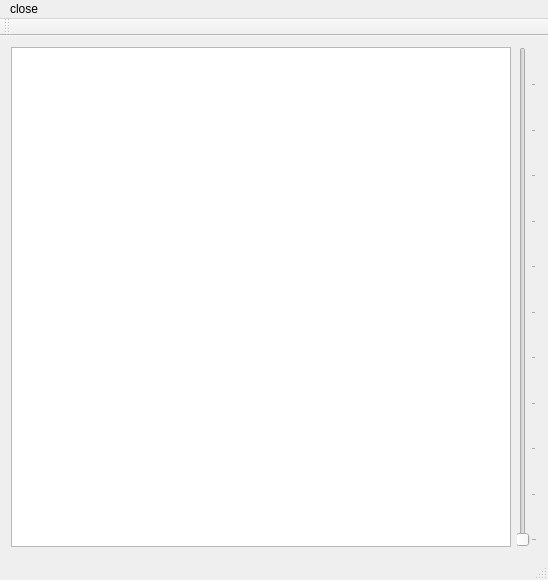
innalobanova/checkboard, file mainwindow.ui: the form before one commit.
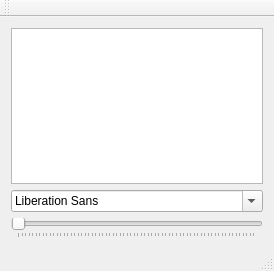
The form after the commit.

What changed in the file:
```diff
--- a/mainwindow.ui
+++ b/mainwindow.ui
@@ -6,50 +6,40 @@
    <rect>
     <x>0</x>
     <y>0</y>
-    <width>544</width>
-    <height>579</height>
+    <width>274</width>
+    <height>271</height>
    </rect>
   </property>
   <property name="windowTitle">
    <string>MainWindow</string>
   </property>
   <widget class="QWidget" name="centralWidget">
-   <layout class="QHBoxLayout" name="horizontalLayout">
+   <layout class="QVBoxLayout" name="verticalLayout">
     <item>
-     <widget class="QGraphicsView" name="graphicsView">
-      <property name="sizePolicy">
-       <sizepolicy hsizetype="Expanding" vsizetype="Expanding">
-        <horstretch>0</horstretch>
-        <verstretch>0</verstretch>
-       </sizepolicy>
-      </property>
-      <property name="minimumSize">
-       <size>
-        <width>500</width>
-        <height>500</height>
-       </size>
-      </property>
-     </widget>
+     <widget class="QGraphicsView" name="graphicsView"/>
     </item>
     <item>
-     <widget class="QSlider" name="verticalSlider">
+     <widget class="QFontComboBox" name="fontComboBox"/>
+    </item>
+    <item>
+     <widget class="QSlider" name="horizontalSlider">
       <property name="minimum">
-       <number>-20</number>
+       <number>0</number>
       </property>
       <property name="maximum">
-       <number>300</number>
+       <number>270</number>
       </property>
-      <property name="value">
-       <number>-20</number>
+      <property name="singleStep">
+       <number>2</number>
       </property>
       <property name="orientation">
-       <enum>Qt::Vertical</enum>
+       <enum>Qt::Horizontal</enum>
       </property>
       <property name="tickPosition">
        <enum>QSlider::TicksBelow</enum>
       </property>
       <property name="tickInterval">
-       <number>30</number>
+       <number>4</number>
       </property>
      </widget>
     </item>
@@ -60,17 +50,10 @@
     <rect>
      <x>0</x>
      <y>0</y>
-     <width>544</width>
+     <width>274</width>
      <height>22</height>
     </rect>
    </property>
-   <widget class="QMenu" name="menuclose">
-    <property name="title">
-     <string>close</string>
-    </property>
-    <addaction name="actionclose"/>
-   </widget>
-   <addaction name="menuclose"/>
   </widget>
   <widget class="QToolBar" name="mainToolBar">
    <attribute name="toolBarArea">
```
Left out of the diff: 8 changed lines with no effect on the pictures.
